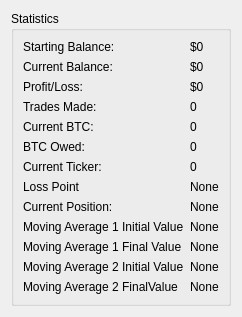
Old version of the form statistics.ui in the repository ZENALC/algobot.
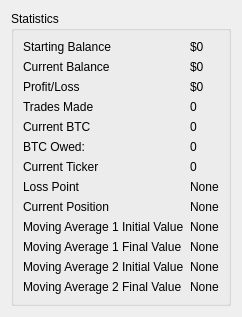
New version of the form.

Diff of the .ui file:
```diff
--- a/statistics.ui
+++ b/statistics.ui
@@ -47,7 +47,7 @@
          </sizepolicy>
         </property>
         <property name="text">
-         <string>Starting Balance:</string>
+         <string>Starting Balance</string>
         </property>
        </widget>
       </item>
@@ -73,7 +73,7 @@
          </sizepolicy>
         </property>
         <property name="text">
-         <string>Current Balance:</string>
+         <string>Current Balance</string>
         </property>
        </widget>
       </item>
@@ -99,7 +99,7 @@
          </sizepolicy>
         </property>
         <property name="text">
-         <string>Profit/Loss:</string>
+         <string>Profit/Loss</string>
         </property>
        </widget>
       </item>
@@ -125,7 +125,7 @@
          </sizepolicy>
         </property>
         <property name="text">
-         <string>Trades Made:</string>
+         <string>Trades Made</string>
         </property>
        </widget>
       </item>
@@ -151,7 +151,7 @@
          </sizepolicy>
         </property>
         <property name="text">
-         <string>Current BTC:</string>
+         <string>Current BTC</string>
         </property>
        </widget>
       </item>
@@ -210,7 +210,7 @@
       <item row="7" column="0">
        <widget class="QLabel" name="currentTickerLabel">
         <property name="text">
-         <string>Current Ticker:</string>
+         <string>Current Ticker</string>
         </property>
        </widget>
       </item>
@@ -256,7 +256,7 @@
          </sizepolicy>
         </property>
         <property name="text">
-         <string>Current Position:</string>
+         <string>Current Position</string>
         </property>
        </widget>
       </item>
@@ -336,7 +336,7 @@
       <item row="13" column="0">
        <widget class="QLabel" name="nextFinalMovingAverageLabel">
         <property name="text">
-         <string>Moving Average 2 FinalValue</string>
+         <string>Moving Average 2 Final Value</string>
         </property>
        </widget>
       </item>
```
